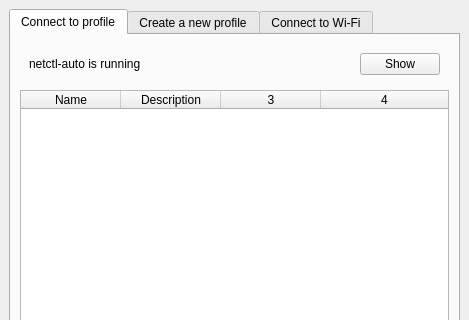
Old version of the form sources/gui/src/mainwindow.ui in the repository arcan1s/netctl-gui; both pictures show x 0 to 469 and y 0 to 320 of the 469 by 497 pixel window.
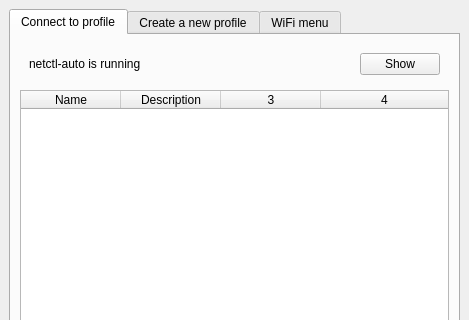
New version of the form. Icons and pictures are not drawn.

Commit message: rename wifi tab

What changed in the file:
```diff
--- a/sources/gui/src/mainwindow.ui
+++ b/sources/gui/src/mainwindow.ui
@@ -178,7 +178,7 @@
          <normaloff>:/wifi.png</normaloff>:/wifi.png</iconset>
        </attribute>
        <attribute name="title">
-        <string>Connect to Wi-Fi</string>
+        <string>WiFi menu</string>
        </attribute>
        <layout class="QVBoxLayout" name="verticalLayout_2">
         <item>
```
The commit also changes 4 other files.
